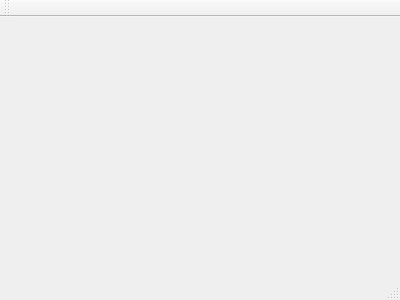
wboler05/pso_neural_net, file frontend/mainwindow.ui: the form before one commit.
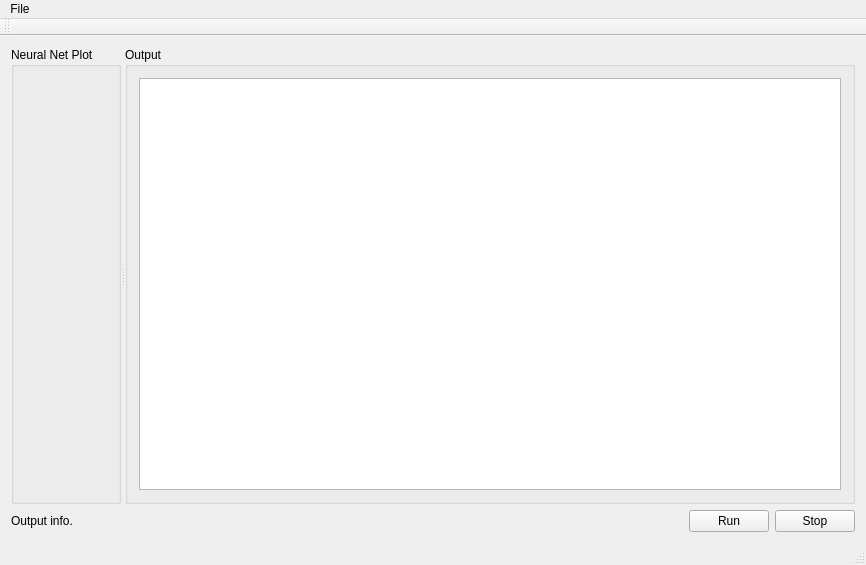
The form after the commit. Custom widgets are drawn as their Qt base class.

What changed in the file:
```diff
--- a/frontend/mainwindow.ui
+++ b/frontend/mainwindow.ui
@@ -1,24 +1,127 @@
 <ui version="4.0">
  <class>MainWindow</class>
- <widget class="QMainWindow" name="MainWindow" >
-  <property name="geometry" >
+ <widget class="QMainWindow" name="MainWindow">
+  <property name="geometry">
    <rect>
     <x>0</x>
     <y>0</y>
-    <width>400</width>
-    <height>300</height>
+    <width>866</width>
+    <height>565</height>
    </rect>
   </property>
   <property name="windowTitle" >
    <string>MainWindow</string>
   </property>
-  <widget class="QMenuBar" name="menuBar" />
-  <widget class="QToolBar" name="mainToolBar" />
-  <widget class="QWidget" name="centralWidget" />
-  <widget class="QStatusBar" name="statusBar" />
+  <widget class="QWidget" name="centralWidget">
+   <layout class="QVBoxLayout" name="verticalLayout_3">
+    <item>
+     <widget class="QSplitter" name="splitter">
+      <property name="orientation">
+       <enum>Qt::Horizontal</enum>
+      </property>
+      <widget class="QGroupBox" name="neuralNet_gb">
+       <property name="title">
+        <string>Neural Net Plot</string>
+       </property>
+       <layout class="QVBoxLayout" name="verticalLayout_2">
+        <item>
+         <widget class="NeuralNetPlot" name="neuralNetPlot" native="true"/>
+        </item>
+       </layout>
+      </widget>
+      <widget class="QGroupBox" name="txtBrowser_gb">
+       <property name="title">
+        <string>Output</string>
+       </property>
+       <layout class="QVBoxLayout" name="verticalLayout">
+        <item>
+         <widget class="QTextBrowser" name="output_tb"/>
+        </item>
+       </layout>
+      </widget>
+     </widget>
+    </item>
+    <item>
+     <layout class="QHBoxLayout" name="horizontalLayout">
+      <item>
+       <widget class="QLabel" name="output_lbl">
+        <property name="text">
+         <string>Output info.</string>
+        </property>
+       </widget>
+      </item>
+      <item>
+       <spacer name="horizontalSpacer">
+        <property name="orientation">
+         <enum>Qt::Horizontal</enum>
+        </property>
+        <property name="sizeHint" stdset="0">
+         <size>
+          <width>40</width>
+          <height>20</height>
+         </size>
+        </property>
+       </spacer>
+      </item>
+      <item>
+       <widget class="QPushButton" name="run_btn">
+        <property name="text">
+         <string>Run</string>
+        </property>
+       </widget>
+      </item>
+      <item>
+       <widget class="QPushButton" name="stop_btn">
+        <property name="text">
+         <string>Stop</string>
+        </property>
+       </widget>
+      </item>
+     </layout>
+    </item>
+   </layout>
+  </widget>
+  <widget class="QMenuBar" name="menuBar">
+   <property name="geometry">
+    <rect>
+     <x>0</x>
+     <y>0</y>
+     <width>866</width>
+     <height>21</height>
+    </rect>
+   </property>
+   <widget class="QMenu" name="menuFile">
+    <property name="title">
+     <string>File</string>
+    </property>
+    <addaction name="actionClose"/>
+   </widget>
+   <addaction name="menuFile"/>
+  </widget>
+  <widget class="QToolBar" name="mainToolBar">
+   <attribute name="toolBarArea">
+    <enum>TopToolBarArea</enum>
+   </attribute>
+   <attribute name="toolBarBreak">
+    <bool>false</bool>
+   </attribute>
+  </widget>
+  <widget class="QStatusBar" name="statusBar"/>
+  <action name="actionClose">
+   <property name="text">
+    <string>Close</string>
+   </property>
+  </action>
  </widget>
- <layoutDefault spacing="6" margin="11" />
- <pixmapfunction></pixmapfunction>
+ <layoutdefault spacing="6" margin="11"/>
+ <customwidgets>
+  <customwidget>
+   <class>NeuralNetPlot</class>
+   <extends>QWidget</extends>
+   <header>frontend/neuralnetplot.h</header>
+   <container>1</container>
+  </customwidget>
+ </customwidgets>
  <resources/>
  <connections/>
 </ui>
```
Left out of the diff: 22 changed lines with no effect on the pictures.
